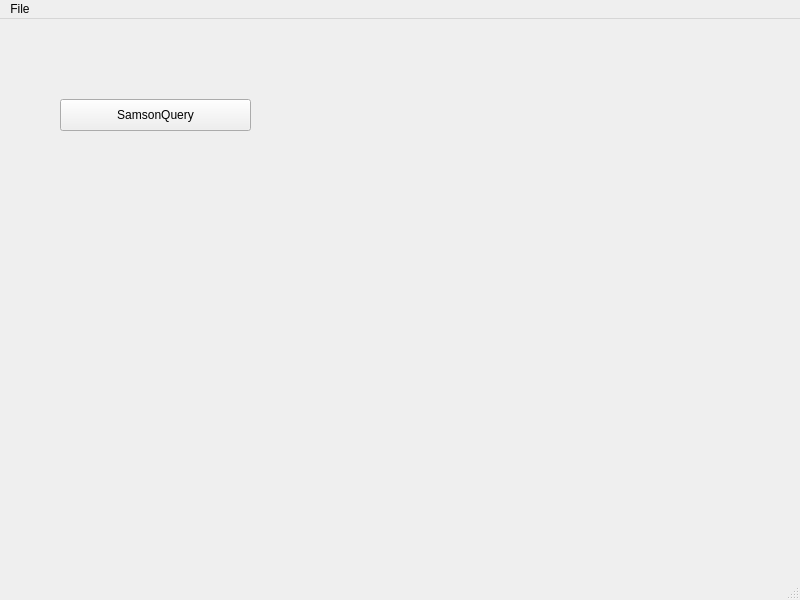
telefonicaid/fiware-cosmos-platform, file apps/delilahQt/MainWindow.ui: the form before one commit.
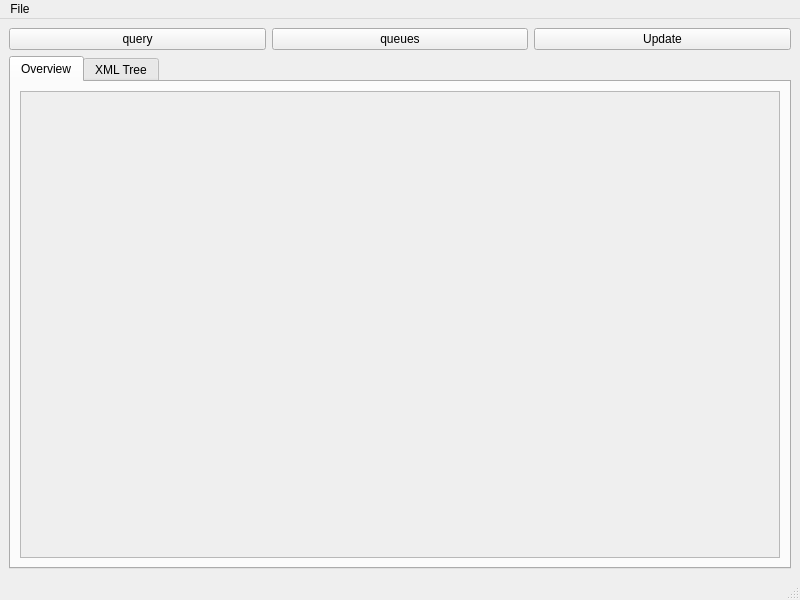
The form after the commit. The open tabs and pages were chosen to show the change.

```diff
--- a/apps/delilahQt/MainWindow.ui
+++ b/apps/delilahQt/MainWindow.ui
@@ -14,19 +14,94 @@
    <string>MainWindow</string>
   </property>
   <widget class="QWidget" name="centralwidget">
-   <widget class="QPushButton" name="samsonQueryPushButton">
-    <property name="geometry">
-     <rect>
-      <x>60</x>
-      <y>80</y>
-      <width>191</width>
-      <height>32</height>
-     </rect>
-    </property>
-    <property name="text">
-     <string>SamsonQuery</string>
-    </property>
-   </widget>
+   <layout class="QHBoxLayout" name="horizontalLayout_2">
+    <item>
+     <layout class="QGridLayout" name="gridLayout">
+      <item row="0" column="0">
+       <layout class="QHBoxLayout" name="horizontalLayout">
+        <item>
+         <widget class="QPushButton" name="samsonQueryPushButton">
+          <property name="text">
+           <string>query</string>
+          </property>
+         </widget>
+        </item>
+        <item>
+         <widget class="QPushButton" name="samsonQueryPushButton_2">
+          <property name="text">
+           <string>queues</string>
+          </property>
+         </widget>
+        </item>
+        <item>
+         <widget class="QPushButton" name="samsonQueryPushButton_3">
+          <property name="text">
+           <string>Update</string>
+          </property>
+         </widget>
+        </item>
+       </layout>
+      </item>
+      <item row="1" column="0">
+       <widget class="QTabWidget" name="tabWidget">
+        <property name="currentIndex">
+         <number>1</number>
+        </property>
+        <widget class="QWidget" name="tab_3">
+         <attribute name="title">
+          <string>Overview</string>
+         </attribute>
+         <layout class="QHBoxLayout" name="horizontalLayout_4">
+          <item>
+           <widget class="QScrollArea" name="scrollArea">
+            <property name="widgetResizable">
+             <bool>true</bool>
+            </property>
+            <widget class="QWidget" name="scrollAreaWidgetContents">
+             <property name="geometry">
+              <rect>
+               <x>0</x>
+               <y>0</y>
+               <width>726</width>
+               <height>426</height>
+              </rect>
+             </property>
+             <layout class="QHBoxLayout" name="horizontalLayout_3">
+              <item>
+               <layout class="QVBoxLayout" name="verticalLayout"/>
+              </item>
+             </layout>
+            </widget>
+           </widget>
+          </item>
+         </layout>
+        </widget>
+        <widget class="QWidget" name="tab_4">
+         <attribute name="title">
+          <string>XML Tree</string>
+         </attribute>
+         <layout class="QHBoxLayout" name="horizontalLayout_5">
+          <item>
+           <layout class="QVBoxLayout" name="verticalLayout_2">
+            <item>
+             <widget class="QPushButton" name="treeUpdateButton">
+              <property name="text">
+               <string>Update</string>
+              </property>
+             </widget>
+            </item>
+            <item>
+             <widget class="QTreeView" name="treeView"/>
+            </item>
+           </layout>
+          </item>
+         </layout>
+        </widget>
+       </widget>
+      </item>
+     </layout>
+    </item>
+   </layout>
   </widget>
   <widget class="QMenuBar" name="menubar">
    <property name="geometry">
```
